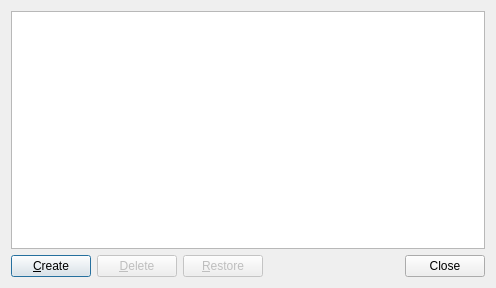
Before: the Qt Designer form gns3/ui/snapshots_dialog.ui in GNS3/gns3-gui, drawn with Qt 5.
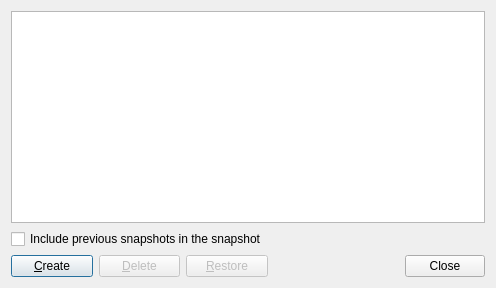
After: the same form once the commit is applied.

Commit message: Dialog with checkbox for including snapshots, Ref. gns3-server#1297

Patch:
```diff
--- a/gns3/ui/snapshots_dialog.ui
+++ b/gns3/ui/snapshots_dialog.ui
@@ -17,17 +17,14 @@
    <string>Snapshots</string>
   </property>
   <layout class="QGridLayout" name="gridLayout">
-   <item row="0" column="0" colspan="4">
-    <widget class="QListWidget" name="uiSnapshotsList"/>
-   </item>
-   <item row="1" column="0">
+   <item row="5" column="0">
     <widget class="QPushButton" name="uiCreatePushButton">
      <property name="text">
       <string>&amp;Create</string>
      </property>
     </widget>
    </item>
-   <item row="1" column="2">
+   <item row="5" column="2">
     <widget class="QPushButton" name="uiRestorePushButton">
      <property name="enabled">
       <bool>false</bool>
@@ -37,7 +34,7 @@
      </property>
     </widget>
    </item>
-   <item row="1" column="3">
+   <item row="5" column="3">
     <widget class="QDialogButtonBox" name="uiButtonBox">
      <property name="orientation">
       <enum>Qt::Horizontal</enum>
@@ -47,7 +44,7 @@
      </property>
     </widget>
    </item>
-   <item row="1" column="1">
+   <item row="5" column="1">
     <widget class="QPushButton" name="uiDeletePushButton">
      <property name="enabled">
       <bool>false</bool>
@@ -57,6 +54,20 @@
      </property>
     </widget>
    </item>
+   <item row="0" column="0" colspan="4">
+    <widget class="QListWidget" name="uiSnapshotsList"/>
+   </item>
+   <item row="2" column="0" colspan="3">
+    <layout class="QVBoxLayout" name="verticalLayout">
+     <item>
+      <widget class="QCheckBox" name="uiIncludeSnapshots">
+       <property name="text">
+        <string>Include previous snapshots in the snapshot</string>
+       </property>
+      </widget>
+     </item>
+    </layout>
+   </item>
   </layout>
  </widget>
  <resources/>
```
The commit also changes 1 other file.
